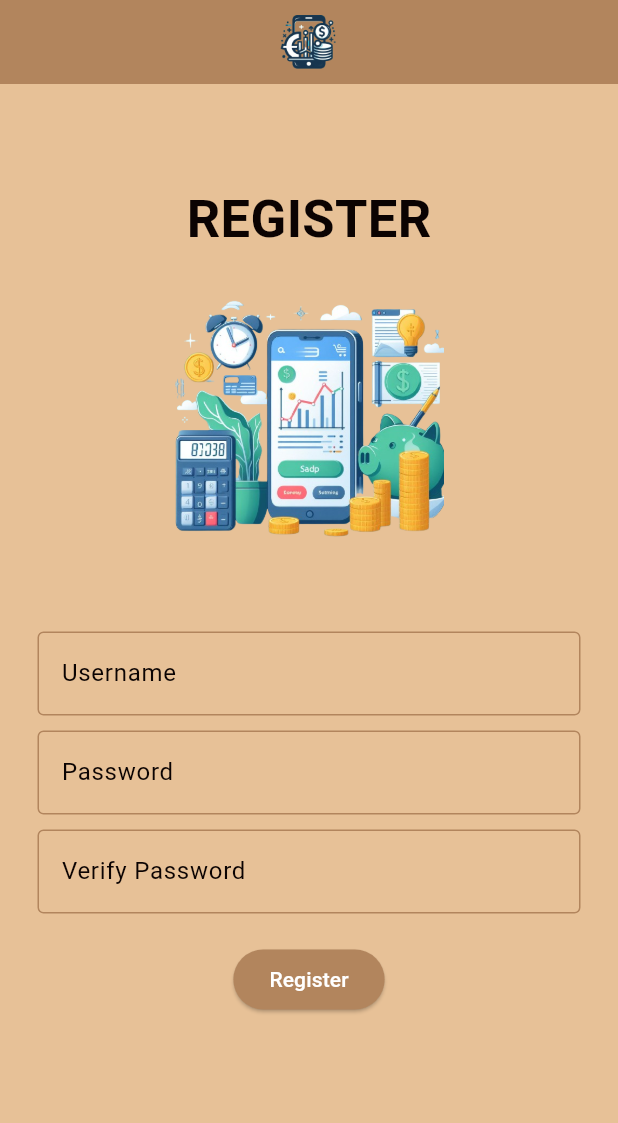
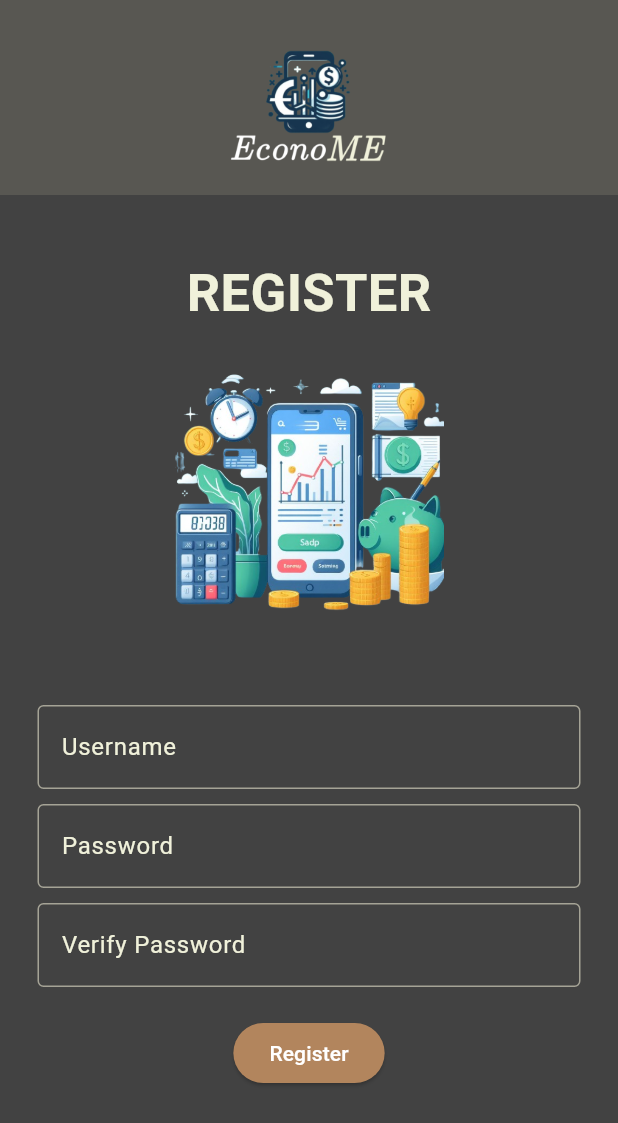
Before and after one commit to AbdanulIkhlas/EconoMe, a Flutter app: the screen it shows after launch, on a phone screen of 412 x 824 dp. Shown: the top 1123 px of the screen. Run offline on Flutter 3.47's test engine with Material 3 defaults, Android fonts, the phone set to English and light mode, and no system bars; our stand-ins replace shared_preferences, sqflite; accounts and stored records are empty.

Commit message:
update login dan register screen

```diff
--- a/lib/views/register_screen.dart
+++ b/lib/views/register_screen.dart
@@ -12,22 +12,36 @@ class RegisterScreen extends StatelessWidget {
   @override
   Widget build(BuildContext context) {
     return Scaffold(
-      backgroundColor: Color(0xFFe7c197),
-      appBar: AppBar(
-        title: Padding(
-          padding: EdgeInsets.symmetric(vertical: 20.0, horizontal: 20.0),
-          child: Image.asset(
-            'assets/logo.png',
-            height: 60,
+      backgroundColor: Color(0xFF424242),
+      // appBar: AppBar(
+      //   title: Padding(
+      //     padding: EdgeInsets.symmetric(vertical: 20.0, horizontal: 20.0),
+      //     child: Image.asset(
+      //       'assets/logo.png',
+      //       height: 80,
+      //     ),
+      //   ),
+      //   backgroundColor: Color(0xFF585752),
+      //   centerTitle: true,
+      // ),
+      body: SingleChildScrollView(
+        child: Column(
+          children: [
+            Container(
+              height: 130,
+              width: double.infinity,
+              color: Color(0xFF585752),
+              padding: EdgeInsets.all(20),
+              child:Image.asset(
+                'assets/econome-logo.png',
+                height: 80,
               ),
             ),
-        backgroundColor: Color(0xFFb2855d),
-        centerTitle: true,
-      ),
-      body: SingleChildScrollView(
-        child: Padding(
-          padding: EdgeInsets.all(25.0),
-          child: Form(
+            Padding(
+              padding: EdgeInsets.only(top: 0, left: 25, right: 25, bottom: 25),
+              child: Column(
+                children: [
+                  Form(
                     key: _formKey,
                     child: Column(
                       mainAxisAlignment: MainAxisAlignment.center,
@@ -38,7 +52,7 @@ class RegisterScreen extends StatelessWidget {
                           style: TextStyle(
                             fontSize: 35,
                             fontWeight: FontWeight.bold,
-                    color: Color(0xFF0b0302),
+                            color: Color(0xFFF0F1DA),
                           ),
                         ),
                         SizedBox(height: 20),
@@ -51,15 +65,15 @@ class RegisterScreen extends StatelessWidget {
                           controller: _usernameController,
                           decoration: InputDecoration(
                             labelText: 'Username',
-                    labelStyle: TextStyle(color: Color(0xFF0b0302)),
+                            labelStyle: TextStyle(color: Color(0xFFF0F1DA)),
                             enabledBorder: OutlineInputBorder(
-                      borderSide: BorderSide(color: Color(0xFFb2855d)),
+                              borderSide: BorderSide(color: Color(0xFFba7a597)),
                             ),
                             focusedBorder: OutlineInputBorder(
-                      borderSide: BorderSide(color: Color(0xFFb2855d)),
+                              borderSide: BorderSide(color: Color(0xFFba7a597)),
                             ),
                           ),
-                  style: TextStyle(color: Color(0xFF0b0302)),
+                          style: TextStyle(color: Color(0xFFF0F1DA)),
                           validator: (value) {
                             if (value == null || value.isEmpty) {
                               return 'Please enter a username';
@@ -72,16 +86,16 @@ class RegisterScreen extends StatelessWidget {
                           controller: _passwordController,
                           decoration: InputDecoration(
                             labelText: 'Password',
-                    labelStyle: TextStyle(color: Color(0xFF0b0302)),
+                            labelStyle: TextStyle(color: Color(0xFFF0F1DA)),
                             enabledBorder: OutlineInputBorder(
-                      borderSide: BorderSide(color: Color(0xFFb2855d)),
+                              borderSide: BorderSide(color: Color(0xFFba7a597)),
                             ),
                             focusedBorder: OutlineInputBorder(
-                      borderSide: BorderSide(color: Color(0xFFb2855d)),
+                              borderSide: BorderSide(color: Color(0xFFba7a597)),
                             ),
                           ),
                           obscureText: true,
-                  style: TextStyle(color: Color(0xFF0b0302)),
+                          style: TextStyle(color: Color(0xFFF0F1DA)),
                           validator: (value) {
                             if (value == null || value.isEmpty) {
                               return 'Please enter a password';
@@ -94,16 +108,16 @@ class RegisterScreen extends StatelessWidget {
                           controller: _verifyPasswordController,
                           decoration: InputDecoration(
                             labelText: 'Verify Password',
-                    labelStyle: TextStyle(color: Color(0xFF0b0302)),
+                            labelStyle: TextStyle(color: Color(0xFFF0F1DA)),
                             enabledBorder: OutlineInputBorder(
-                      borderSide: BorderSide(color: Color(0xFFb2855d)),
+                              borderSide: BorderSide(color: Color(0xFFba7a597)),
                             ),
                             focusedBorder: OutlineInputBorder(
-                      borderSide: BorderSide(color: Color(0xFFb2855d)),
+                              borderSide: BorderSide(color: Color(0xFFba7a597)),
                             ),
                           ),
                           obscureText: true,
-                  style: TextStyle(color: Color(0xFF0b0302)),
+                          style: TextStyle(color: Color(0xFFF0F1DA)),
                           validator: (value) {
                             if (value == null || value.isEmpty) {
                               return 'Please verify your password';
@@ -120,19 +134,23 @@ class RegisterScreen extends StatelessWidget {
                             if (_formKey.currentState?.validate() ?? false) {
                               final username = _usernameController.text;
                               final password = _passwordController.text;
-                      _authController.register(context, username, password);
+                              _authController.register(
+                                  context, username, password);
                             }
                           },
                           style: ElevatedButton.styleFrom(
-                    backgroundColor:
-                        Color(0xFFb2855d), // Warna latar belakang tombol
-                    foregroundColor: Colors.white, // Warna teks tombol
+                            backgroundColor: Color(0xFFb2855d),
+                            foregroundColor: Colors.white,
                           ),
                           child: Text('Register'),
                         ),
                       ],
                     ),
                   ),
+                ],
+              ),
+            ),
+          ],
         ),
       ),
 );
```
Also changed, not shown: lib/views/login_screen.dart (+32 -21 lines), assets/econome-logo.png (added), assets/text-logo.png (added). Lines whose indentation alone changed are shown as unchanged.
